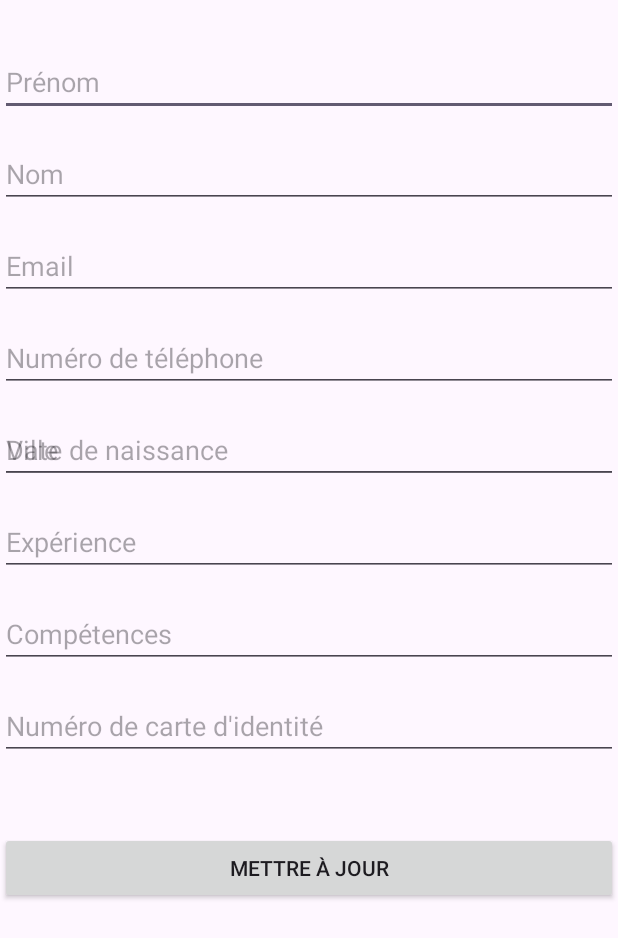
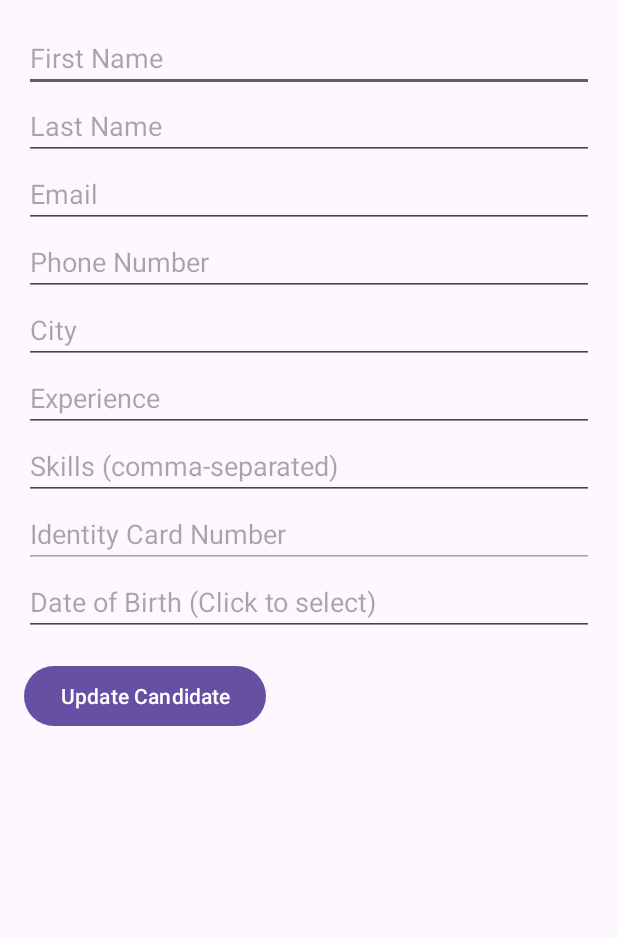
Before and after one commit to YassinDeli/JobOfferManagement, an Android app: the UpdateCandidateActivity screen opened directly, with no data from a screen before it, on a phone screen of 412 x 824 dp. Shown: the top 938 px of the screen. Run offline under Robolectric (Android 15) with nearby library versions, the phone set to English and light mode, and no system bars; our stand-ins replace Firebase (no records; nobody signed in at launch, a user with empty details on screens opened directly).

Commit message:
Condidat with buttons

```diff
--- a/app/src/main/java/com/example/testforemp/CandidateDashboardActivity.java
+++ b/app/src/main/java/com/example/testforemp/CandidateDashboardActivity.java
@@ -5,11 +5,12 @@ import android.os.Bundle;
 import android.widget.Button;
 import android.widget.ImageView;
 import android.widget.Toast;
+
 import androidx.appcompat.app.AppCompatActivity;
 import androidx.appcompat.widget.Toolbar;
 import androidx.core.view.GravityCompat;
 import androidx.drawerlayout.widget.DrawerLayout;
-import com.example.testforemp.R;
+
 import com.google.android.material.navigation.NavigationView;
 
 public class CandidateDashboardActivity extends AppCompatActivity {
@@ -28,34 +29,30 @@ public class CandidateDashboardActivity extends AppCompatActivity {
         navigationView = findViewById(R.id.navigationView);
         menuBurger = findViewById(R.id.menuBurger);
 
-        // Configuration de la Toolbar
         Toolbar toolbar = findViewById(R.id.toolbar);
         setSupportActionBar(toolbar);
 
-        // Direction vers l'activité de création de candidat
+        // Bouton pour créer un candidat
         Button btnCreateCandidate = findViewById(R.id.createCandidateButton);
         btnCreateCandidate.setOnClickListener(v -> {
             Intent intent = new Intent(CandidateDashboardActivity.this, CreateCandidateActivity.class);
             startActivity(intent);
         });
 
-        // Direction vers l'activité de mise à jour de candidat
-        // Récupérer ici l'identityCardNumber (qui est l'ID du candidat)
-        String identityCardNumber = "example_id_123";  // Remplacer par l'ID réel du candidat
+        // Bouton pour mettre à jour un candidat
+        Button btnUpdateCandidate = findViewById(R.id.editCandidateButton); // Assurez-vous que ce bouton existe
+        btnUpdateCandidate.setOnClickListener(v -> {
+            String candidateId = "example_id_123"; // Remplacer par un ID réel ou dynamique
+            Intent intent = new Intent(CandidateDashboardActivity.this, UpdateCandidateActivity.class);
+            intent.putExtra("candidateId", candidateId);
+            startActivity(intent);
+        });
 
-        // Passer l'ID (identityCardNumber) à l'activité de mise à jour
-        Intent intent = new Intent(CandidateDashboardActivity.this, UpdateCandidateActivity.class);
-        intent.putExtra("candidateId", identityCardNumber);
-        startActivity(intent);
-
-
-        // Action sur le menu hamburger
         menuBurger.setOnClickListener(v -> drawerLayout.openDrawer(GravityCompat.START));
 
-        // Gestion des éléments du menu latéral
         navigationView.setNavigationItemSelectedListener(item -> {
             if (item.getItemId() == R.id.nav_logout) {
-                logout(); // Appeler la méthode de déconnexion
+                logout();
             }
             drawerLayout.closeDrawer(GravityCompat.START);
             return true;
@@ -63,10 +60,7 @@ public class CandidateDashboardActivity extends AppCompatActivity {
     }
 
     private void logout() {
-        // Logique de déconnexion
         Toast.makeText(this, "Déconnexion réussie", Toast.LENGTH_SHORT).show();
-
-        // Rediriger vers l'écran de connexion
         Intent intent = new Intent(CandidateDashboardActivity.this, LoginActivity.class);
         intent.setFlags(Intent.FLAG_ACTIVITY_NEW_TASK | Intent.FLAG_ACTIVITY_CLEAR_TASK);
         startActivity(intent);
--- a/app/src/main/java/com/example/testforemp/UpdateCandidateActivity.java
+++ b/app/src/main/java/com/example/testforemp/UpdateCandidateActivity.java
@@ -10,8 +10,12 @@ import androidx.appcompat.app.AppCompatActivity;
 import com.example.testforemp.Models.Cand;
 import com.google.firebase.firestore.FirebaseFirestore;
 
+import android.app.DatePickerDialog;
+import android.widget.DatePicker;
+
 import java.util.ArrayList;
 import java.util.Arrays;
+import java.util.Calendar;
 import java.util.List;
 
 public class UpdateCandidateActivity extends AppCompatActivity {
@@ -19,14 +23,13 @@ public class UpdateCandidateActivity extends AppCompatActivity {
     private EditText etFirstName, etLastName, etEmail, etPhoneNumber, etCity, etExperience, etSkills, etIdentityCardNumber, etBirthDate;
     private Button btnUpdateCandidate;
     private FirebaseFirestore db;
-    private String candidateId;  // L'ID du candidat à mettre à jour
 
     @Override
     protected void onCreate(Bundle savedInstanceState) {
         super.onCreate(savedInstanceState);
         setContentView(R.layout.activity_update_candidate);
 
-        // Initialisation des éléments
+        // Initialisation des vues
         etFirstName = findViewById(R.id.etFirstName);
         etLastName = findViewById(R.id.etLastName);
         etEmail = findViewById(R.id.etEmail);
@@ -35,71 +38,73 @@ public class UpdateCandidateActivity extends AppCompatActivity {
         etExperience = findViewById(R.id.etExperience);
         etSkills = findViewById(R.id.etSkills);
         etIdentityCardNumber = findViewById(R.id.etIdentityCardNumber);
-        etBirthDate = findViewById(R.id.etBirthDate);  // Initialisation de la date de naissance
+        etBirthDate = findViewById(R.id.etBirthDate);
         btnUpdateCandidate = findViewById(R.id.btnUpdateCandidate);
 
         db = FirebaseFirestore.getInstance();
 
-        // Récupérer l'ID du candidat à mettre à jour depuis l'intent
-        candidateId = getIntent().getStringExtra("candidateId");
+        // Récupérer les données passées via l'Intent
+        loadCandidateData();
 
-        // Charger les données du candidat existant
-        loadCandidateData();
+        // Ajouter un DatePicker pour le champ "Date de naissance"
+        etBirthDate.setOnClickListener(v -> showDatePicker());
 
         btnUpdateCandidate.setOnClickListener(view -> updateCandidate());
     }
 
     private void loadCandidateData() {
-        db.collection("candidates")
-                .document(candidateId)
-                .get()
-                .addOnSuccessListener(documentSnapshot -> {
-                    if (documentSnapshot.exists()) {
-                        Cand candidate = documentSnapshot.toObject(Cand.class);
-                        etFirstName.setText(candidate.getFirstName());
-                        etLastName.setText(candidate.getLastName());
-                        etEmail.setText(candidate.getEmail());
-                        etPhoneNumber.setText(candidate.getPhoneNumber());
-                        etCity.setText(candidate.getCity());
-                        etExperience.setText(candidate.getExperience());
-                        etSkills.setText(String.join(", ", candidate.getSkills()));
-                        etIdentityCardNumber.setText(candidate.getIdentityCardNumber());
-                        etBirthDate.setText(candidate.getBirthDate());  // Affichage de la date de naissance
-                    }
-                });
+        etFirstName.setText(getIntent().getStringExtra("firstName"));
+        etLastName.setText(getIntent().getStringExtra("lastName"));
+        etEmail.setText(getIntent().getStringExtra("email"));
+        etPhoneNumber.setText(getIntent().getStringExtra("phoneNumber"));
+        etCity.setText(getIntent().getStringExtra("city"));
+        etExperience.setText(getIntent().getStringExtra("experience"));
+        etSkills.setText(getIntent().getStringExtra("skills"));
+        etIdentityCardNumber.setText(getIntent().getStringExtra("identityCardNumber"));
+        etBirthDate.setText(getIntent().getStringExtra("birthDate"));
+    }
+
+    private void showDatePicker() {
+        Calendar calendar = Calendar.getInstance();
+        int year = calendar.get(Calendar.YEAR);
+        int month = calendar.get(Calendar.MONTH);
+        int day = calendar.get(Calendar.DAY_OF_MONTH);
+
+        DatePickerDialog datePickerDialog = new DatePickerDialog(this, (view, year1, month1, dayOfMonth) -> {
+            String selectedDate = dayOfMonth + "/" + (month1 + 1) + "/" + year1;
+            etBirthDate.setText(selectedDate);
+        }, year, month, day);
+
+        datePickerDialog.show();
     }
 
     private void updateCandidate() {
+        // Récupérer les nouvelles données saisies
         String firstName = etFirstName.getText().toString().trim();
         String lastName = etLastName.getText().toString().trim();
         String email = etEmail.getText().toString().trim();
         String phoneNumber = etPhoneNumber.getText().toString().trim();
         String city = etCity.getText().toString().trim();
         String experience = etExperience.getText().toString().trim();
-        String skillsString = etSkills.getText().toString().trim();  // Chaîne de compétences
+        String skillsString = etSkills.getText().toString().trim();
         String identityCardNumber = etIdentityCardNumber.getText().toString().trim();
-        String birthDate = etBirthDate.getText().toString().trim();  // Date de naissance
+        String birthDate = etBirthDate.getText().toString().trim();
 
-        // Convertir la chaîne skills en une liste
         List<String> skills = new ArrayList<>();
         if (!skillsString.isEmpty()) {
-            skills = Arrays.asList(skillsString.split(",\\s*"));  // Séparer par des virgules et des espaces
+            skills = Arrays.asList(skillsString.split(",\\s*"));
         }
 
-        // Mettre à jour l'objet Cand avec les nouvelles données
-        Cand updatedCandidate = new Cand(candidateId, firstName, lastName, email, phoneNumber, birthDate, city, experience, skills, identityCardNumber);
+        // Créer un objet candidat mis à jour
+        Cand updatedCandidate = new Cand(identityCardNumber, firstName, lastName, email, phoneNumber, birthDate, city, experience, skills, identityCardNumber);
 
-        // Mettre à jour les données dans Firestore
         db.collection("candidates")
-                .document(candidateId)
+                .document(identityCardNumber)
                 .set(updatedCandidate)
                 .addOnSuccessListener(aVoid -> {
-                    Toast.makeText(UpdateCandidateActivity.this, "Candidat mis à jour avec succès", Toast.LENGTH_SHORT).show();
-                    finish();  // Retour à la page précédente
+                    Toast.makeText(this, "Candidat mis à jour avec succès", Toast.LENGTH_SHORT).show();
+                    finish();
                 })
-                .addOnFailureListener(e -> {
-                    Toast.makeText(UpdateCandidateActivity.this, "Échec de la mise à jour", Toast.LENGTH_SHORT).show();
-                });
+                .addOnFailureListener(e -> Toast.makeText(this, "Erreur lors de la mise à jour", Toast.LENGTH_SHORT).show());
     }
-
 }
--- a/app/src/main/res/layout/activity_update_candidate.xml
+++ b/app/src/main/res/layout/activity_update_candidate.xml
@@ -1,119 +1,76 @@
 <?xml version="1.0" encoding="utf-8"?>
-<androidx.constraintlayout.widget.ConstraintLayout xmlns:android="http://schemas.android.com/apk/res/android"
-    xmlns:app="http://schemas.android.com/apk/res-auto"
-    xmlns:tools="http://schemas.android.com/tools"
+<ScrollView xmlns:android="http://schemas.android.com/apk/res/android"
     android:layout_width="match_parent"
-    android:layout_height="match_parent"
-    tools:context=".UpdateCandidateActivity">
+    android:layout_height="match_parent">
 
-    <androidx.appcompat.widget.AppCompatEditText
-        android:id="@+id/etFirstName"
-        android:layout_width="0dp"
+    <LinearLayout
+        android:layout_width="match_parent"
         android:layout_height="wrap_content"
-        android:layout_marginTop="32dp"
-        android:hint="Prénom"
-        android:inputType="textPersonName"
-        app:layout_constraintEnd_toEndOf="parent"
-        app:layout_constraintStart_toStartOf="parent"
-        app:layout_constraintTop_toTopOf="parent" />
+        android:orientation="vertical"
+        android:padding="16dp">
 
-    <androidx.appcompat.widget.AppCompatEditText
-        android:id="@+id/etLastName"
-        android:layout_width="0dp"
-        android:layout_height="wrap_content"
-        android:layout_marginTop="16dp"
-        android:hint="Nom"
-        android:inputType="textPersonName"
-        app:layout_constraintEnd_toEndOf="parent"
-        app:layout_constraintStart_toStartOf="parent"
-        app:layout_constraintTop_toBottomOf="@id/etFirstName" />
+        <EditText
+            android:id="@+id/etFirstName"
+            android:layout_width="match_parent"
+            android:layout_height="wrap_content"
+            android:hint="First Name" />
 
-    <androidx.appcompat.widget.AppCompatEditText
-        android:id="@+id/etEmail"
-        android:layout_width="0dp"
-        android:layout_height="wrap_content"
-        android:layout_marginTop="16dp"
-        android:hint="Email"
-        android:inputType="textEmailAddress"
-        app:layout_constraintEnd_toEndOf="parent"
-        app:layout_constraintStart_toStartOf="parent"
-        app:layout_constraintTop_toBottomOf="@id/etLastName" />
+        <EditText
+            android:id="@+id/etLastName"
+            android:layout_width="match_parent"
+            android:layout_height="wrap_content"
+            android:hint="Last Name" />
 
-    <androidx.appcompat.widget.AppCompatEditText
-        android:id="@+id/etPhoneNumber"
-        android:layout_width="0dp"
-        android:layout_height="wrap_content"
-        android:layout_marginTop="16dp"
-        android:hint="Numéro de téléphone"
-        android:inputType="phone"
-        app:layout_constraintEnd_toEndOf="parent"
-        app:layout_constraintStart_toStartOf="parent"
-        app:layout_constraintTop_toBottomOf="@id/etEmail" />
-    <androidx.appcompat.widget.AppCompatEditText
-        android:id="@+id/etBirthDate"
-        android:layout_width="0dp"
-        android:layout_height="wrap_content"
-        android:layout_marginTop="16dp"
-        android:hint="Date de naissance"
-        android:focusable="false"
-        android:clickable="true"
-        app:layout_constraintEnd_toEndOf="parent"
-        app:layout_constraintStart_toStartOf="parent"
-        app:layout_constraintTop_toBottomOf="@id/etPhoneNumber" />
+        <EditText
+            android:id="@+id/etEmail"
+            android:layout_width="match_parent"
+            android:layout_height="wrap_content"
+            android:hint="Email" />
 
-    <androidx.appcompat.widget.AppCompatEditText
-        android:id="@+id/etCity"
-        android:layout_width="0dp"
-        android:layout_height="wrap_content"
-        android:layout_marginTop="16dp"
-        android:hint="Ville"
-        android:inputType="text"
-        app:layout_constraintEnd_toEndOf="parent"
-        app:layout_constraintStart_toStartOf="parent"
-        app:layout_constraintTop_toBottomOf="@id/etPhoneNumber" />
+        <EditText
+            android:id="@+id/etPhoneNumber"
+            android:layout_width="match_parent"
+            android:layout_height="wrap_content"
+            android:hint="Phone Number" />
 
-    <androidx.appcompat.widget.AppCompatEditText
-        android:id="@+id/etExperience"
-        android:layout_width="0dp"
-        android:layout_height="wrap_content"
-        android:layout_marginTop="16dp"
-        android:hint="Expérience"
-        android:inputType="text"
-        app:layout_constraintEnd_toEndOf="parent"
-        app:layout_constraintStart_toStartOf="parent"
-        app:layout_constraintTop_toBottomOf="@id/etCity" />
+        <EditText
+            android:id="@+id/etCity"
+            android:layout_width="match_parent"
+            android:layout_height="wrap_content"
+            android:hint="City" />
 
-    <androidx.appcompat.widget.AppCompatEditText
-        android:id="@+id/etSkills"
-        android:layout_width="0dp"
-        android:layout_height="wrap_content"
-        android:layout_marginTop="16dp"
-        android:hint="Compétences"
-        android:inputType="text"
-        app:layout_constraintEnd_toEndOf="parent"
-        app:layout_constraintStart_toStartOf="parent"
-        app:layout_constraintTop_toBottomOf="@id/etExperience" />
+        <EditText
+            android:id="@+id/etExperience"
+            android:layout_width="match_parent"
+            android:layout_height="wrap_content"
+            android:hint="Experience" />
 
-    <androidx.appcompat.widget.AppCompatEditText
-        android:id="@+id/etIdentityCardNumber"
-        android:layout_width="0dp"
-        android:layout_height="wrap_content"
-        android:layout_marginTop="16dp"
-        android:hint="Numéro de carte d'identité"
-        android:inputType="text"
-        app:layout_constraintEnd_toEndOf="parent"
-        app:layout_constraintStart_toStartOf="parent"
-        app:layout_constraintTop_toBottomOf="@id/etSkills" />
+        <EditText
+            android:id="@+id/etSkills"
+            android:layout_width="match_parent"
+            android:layout_height="wrap_content"
+            android:hint="Skills (comma-separated)" />
 
-    <androidx.appcompat.widget.AppCompatButton
-        android:id="@+id/btnUpdateCandidate"
-        android:layout_width="0dp"
-        android:layout_height="wrap_content"
-        android:layout_marginTop="48dp"
-        android:text="Mettre à jour"
-        app:layout_constraintEnd_toEndOf="parent"
-        app:layout_constraintHorizontal_bias="0.0"
-        app:layout_constraintStart_toStartOf="parent"
-        app:layout_constraintTop_toBottomOf="@id/etIdentityCardNumber" />
+        <EditText
+            android:id="@+id/etIdentityCardNumber"
+            android:layout_width="match_parent"
+            android:layout_height="wrap_content"
+            android:hint="Identity Card Number"
+            android:enabled="false" />
 
-</androidx.constraintlayout.widget.ConstraintLayout>
+        <EditText
+            android:id="@+id/etBirthDate"
+            android:layout_width="match_parent"
+            android:layout_height="wrap_content"
+            android:hint="Date of Birth (Click to select)"
+            android:focusable="false"
+            android:clickable="true" />
+
+        <Button
+            android:id="@+id/btnUpdateCandidate"
+            android:layout_width="wrap_content"
+            android:layout_height="wrap_content"
+            android:layout_marginTop="16dp"
+            android:text="Update Candidate" />
+    </LinearLayout>
+</ScrollView>
```
